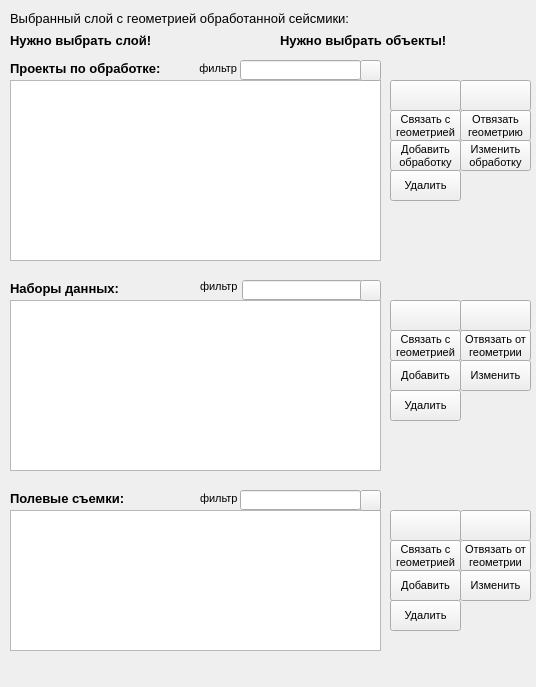
The window that geo_dm_dockwidget_seis_proc.ui (stepanosokin/geo_dm) describes before a commit, drawn with Qt 5.
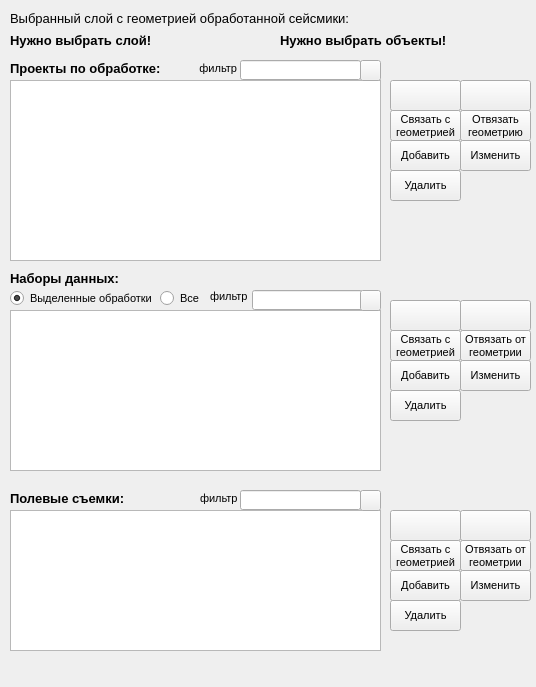
The same window after the commit. Custom widgets are drawn as their Qt base class.

Commit message: 1) dded 4 buttons: Select Dataset For Selected Geometry, Select Geometry For Selected Dataset, Link Dataset To Geometry, Unlink Dataset From Geometry. 2) Added radio switcher to show selected Processings' datasets or all datasets.

The edit to the form file:
```diff
--- a/geo_dm_dockwidget_seis_proc.ui
+++ b/geo_dm_dockwidget_seis_proc.ui
@@ -109,8 +109,7 @@
      <string>Добавить в базу данных новую Обработку</string>
     </property>
     <property name="text">
-     <string>Добавить
-обработку</string>
+     <string>Добавить</string>
     </property>
    </widget>
    <widget class="QPushButton" name="deleteProcPushButton">
@@ -225,8 +224,7 @@
      <string>Изменить выбранную обработку</string>
     </property>
     <property name="text">
-     <string>Изменить
-обработку</string>
+     <string>Изменить</string>
     </property>
    </widget>
    <widget class="QPushButton" name="selectProcForSelectedGeometryButton">
@@ -573,7 +571,7 @@
     <property name="geometry">
      <rect>
       <x>10</x>
-      <y>280</y>
+      <y>270</y>
       <width>181</width>
       <height>16</height>
      </rect>
@@ -593,18 +591,18 @@
     <property name="geometry">
      <rect>
       <x>10</x>
-      <y>300</y>
+      <y>310</y>
       <width>371</width>
-      <height>171</height>
+      <height>161</height>
      </rect>
     </property>
    </widget>
    <widget class="QLineEdit" name="datasetFilterLineEdit">
     <property name="geometry">
      <rect>
-      <x>242</x>
-      <y>280</y>
-      <width>121</width>
+      <x>252</x>
+      <y>290</y>
+      <width>111</width>
       <height>20</height>
      </rect>
     </property>
@@ -612,8 +610,8 @@
    <widget class="QLabel" name="datasetFilterLabel">
     <property name="geometry">
      <rect>
-      <x>200</x>
-      <y>280</y>
+      <x>210</x>
+      <y>290</y>
       <width>47</width>
       <height>13</height>
      </rect>
@@ -633,7 +631,7 @@
     <property name="geometry">
      <rect>
       <x>360</x>
-      <y>280</y>
+      <y>290</y>
       <width>21</width>
       <height>21</height>
      </rect>
@@ -821,6 +819,49 @@
 геометрию</string>
     </property>
    </widget>
+   <widget class="QRadioButton" name="showSelectedProcDatasetsRadioButton">
+    <property name="geometry">
+     <rect>
+      <x>10</x>
+      <y>290</y>
+      <width>141</width>
+      <height>17</height>
+     </rect>
+    </property>
+    <property name="font">
+     <font>
+      <pointsize>8</pointsize>
+      <weight>50</weight>
+      <bold>false</bold>
+     </font>
+    </property>
+    <property name="text">
+     <string>Выделенные обработки</string>
+    </property>
+    <property name="checked">
+     <bool>true</bool>
+    </property>
+   </widget>
+   <widget class="QRadioButton" name="showAllProcDatasetsRadioButton">
+    <property name="geometry">
+     <rect>
+      <x>160</x>
+      <y>290</y>
+      <width>41</width>
+      <height>17</height>
+     </rect>
+    </property>
+    <property name="font">
+     <font>
+      <pointsize>8</pointsize>
+      <weight>50</weight>
+      <bold>false</bold>
+     </font>
+    </property>
+    <property name="text">
+     <string>Все</string>
+    </property>
+   </widget>
   </widget>
  </widget>
  <customwidgets>
```
Left out of the diff: 12 changed lines with no effect on the pictures. The commit also changes 1 other file.
